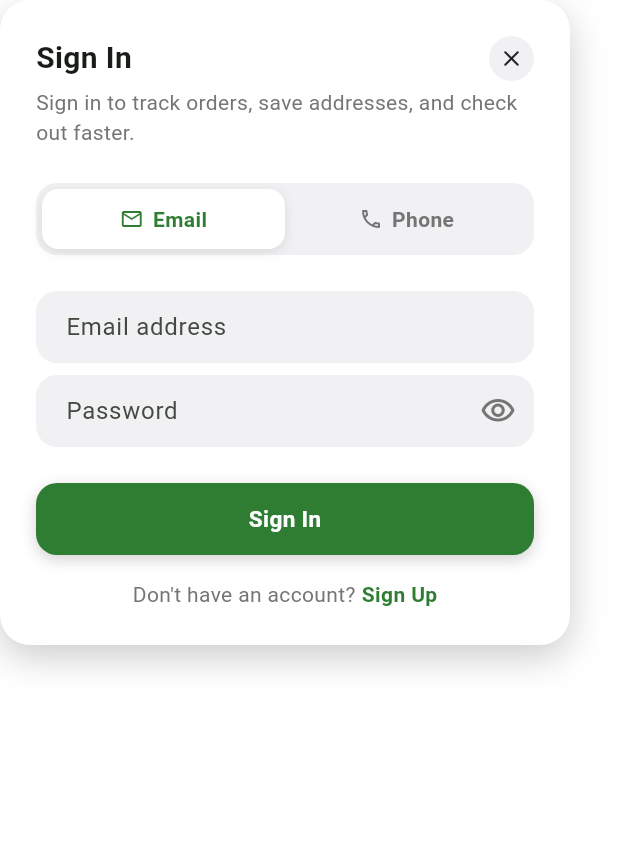
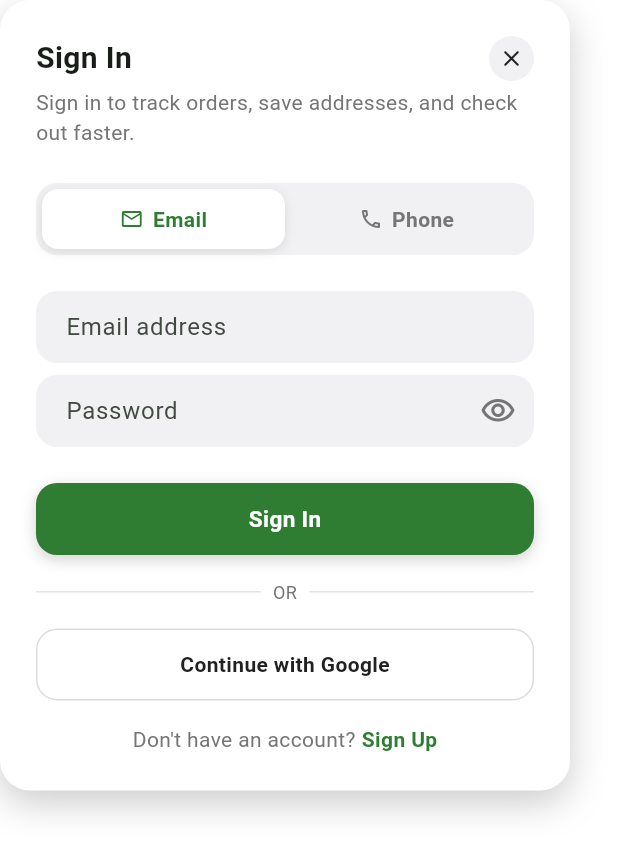
Before and after one commit to sazzad1620/everyday-wholesale, a Flutter app: the SignInDialog widget shown alone on an empty page, opened directly with empty values, on a phone screen of 412 x 824 dp. Shown: the top 854 px of the screen. Run offline on Flutter 3.47's test engine with Material 3 defaults, Android fonts, the phone set to English and light mode, and no system bars; our stand-ins replace cloud_firestore, easy_localization, equatable, firebase_auth, firebase_core, flutter_bloc and 6 more; accounts and stored records are empty.

Commit message:
feat: add login with gmail

```diff
--- a/assets/translations/en.json
+++ b/assets/translations/en.json
@@ -139,6 +139,8 @@
     "verify_sign_up": "Verify & Sign Up",
     "no_account": "Don't have an account?",
     "have_account": "Already have an account?",
+    "or_divider": "OR",
+    "continue_with_google": "Continue with Google",
     "error_name_required": "Please enter your name.",
     "error_email_required": "Please enter your email.",
     "error_email_invalid": "Please enter a valid email address.",
--- a/lib/features/auth/domain/repositories/auth_repository.dart
+++ b/lib/features/auth/domain/repositories/auth_repository.dart
@@ -29,5 +29,11 @@ abstract class AuthRepository {
 
   Future<Either<Failure, bool>> isPhoneRegistered(String phoneNumber);
 
+  /// One unified flow — signs in if the Google account already has a
+  /// `users/{uid}` doc, creates it (name/email from the Google profile)
+  /// otherwise. No separate sign-in/sign-up split, matching how every app
+  /// using Google Sign-In behaves.
+  Future<Either<Failure, UserEntity>> signInWithGoogle();
+
   Future<Either<Failure, Unit>> signOut();
 }
--- /dev/null
+++ b/lib/features/auth/domain/usecases/sign_in_with_google_usecase.dart
@@ -0,0 +1,17 @@
+import 'package:fpdart/fpdart.dart';
+import 'package:injectable/injectable.dart';
+
+import '../../../../core/errors/failures.dart';
+import '../../../../core/usecase/usecase.dart';
+import '../entities/user_entity.dart';
+import '../repositories/auth_repository.dart';
+
+@injectable
+class SignInWithGoogleUseCase extends UseCase<UserEntity, NoParams> {
+  SignInWithGoogleUseCase(this._repository);
+
+  final AuthRepository _repository;
+
+  @override
+  Future<Either<Failure, UserEntity>> call(NoParams params) => _repository.signInWithGoogle();
+}
--- a/lib/features/auth/presentation/bloc/account_bloc.dart
+++ b/lib/features/auth/presentation/bloc/account_bloc.dart
@@ -9,6 +9,7 @@ import '../../domain/repositories/auth_repository.dart';
 import '../../domain/usecases/is_phone_registered_usecase.dart';
 import '../../domain/usecases/send_phone_otp_usecase.dart';
 import '../../domain/usecases/sign_in_usecase.dart';
+import '../../domain/usecases/sign_in_with_google_usecase.dart';
 import '../../domain/usecases/sign_out_usecase.dart';
 import '../../domain/usecases/sign_up_usecase.dart';
 import '../../domain/usecases/verify_phone_otp_usecase.dart';
@@ -30,6 +31,7 @@ class AccountBloc extends Bloc<AccountEvent, AccountState> {
     this._sendPhoneOtpUseCase,
     this._verifyPhoneOtpUseCase,
     this._isPhoneRegisteredUseCase,
+    this._signInWithGoogleUseCase,
   ) : super(const AccountState.guest()) {
     on<AccountAuthStateChanged>((event, emit) => emit(AccountState(user: event.user)));
     on<AccountSignInRequested>(_onSignInRequested);
@@ -37,6 +39,7 @@ class AccountBloc extends Bloc<AccountEvent, AccountState> {
     on<AccountSignOutRequested>(_onSignOutRequested);
     on<AccountPhoneOtpRequested>(_onPhoneOtpRequested);
     on<AccountPhoneOtpVerifyRequested>(_onPhoneOtpVerifyRequested);
+    on<AccountGoogleSignInRequested>(_onGoogleSignInRequested);
 
     _authSubscription = _authRepository.authStateChanges.listen((user) => add(AccountAuthStateChanged(user)));
   }
@@ -48,6 +51,7 @@ class AccountBloc extends Bloc<AccountEvent, AccountState> {
   final SendPhoneOtpUseCase _sendPhoneOtpUseCase;
   final VerifyPhoneOtpUseCase _verifyPhoneOtpUseCase;
   final IsPhoneRegisteredUseCase _isPhoneRegisteredUseCase;
+  final SignInWithGoogleUseCase _signInWithGoogleUseCase;
 
   late final StreamSubscription<UserEntity?> _authSubscription;
 
@@ -122,6 +126,15 @@ class AccountBloc extends Bloc<AccountEvent, AccountState> {
     );
   }
 
+  Future<void> _onGoogleSignInRequested(AccountGoogleSignInRequested event, Emitter<AccountState> emit) async {
+    emit(AccountState(user: state.user, isSubmitting: true));
+    final result = await _signInWithGoogleUseCase(const NoParams());
+    result.match(
+      (failure) => emit(AccountState(user: state.user, errorMessage: failure.message)),
+      (user) => emit(AccountState(user: user)),
+    );
+  }
+
   @override
   Future<void> close() {
     _authSubscription.cancel();
--- a/lib/features/auth/presentation/bloc/account_event.dart
+++ b/lib/features/auth/presentation/bloc/account_event.dart
@@ -72,3 +72,7 @@ class AccountPhoneOtpVerifyRequested extends AccountEvent {
   @override
   List<Object?> get props => [verificationId, smsCode, name];
 }
+
+class AccountGoogleSignInRequested extends AccountEvent {
+  const AccountGoogleSignInRequested();
+}
--- a/lib/shared/widgets/buttons/secondary_button.dart
+++ b/lib/shared/widgets/buttons/secondary_button.dart
@@ -6,10 +6,13 @@ import '../../theme/app_text_styles.dart';
 /// Outlined, flat companion to [PrimaryButton] — for a secondary action
 /// sitting right next to a primary one (e.g. "Return to Shopping").
 class SecondaryButton extends StatelessWidget {
-  const SecondaryButton({super.key, required this.label, required this.onTap});
+  const SecondaryButton({super.key, required this.label, required this.onTap, this.isLoading = false});
 
   final String label;
   final VoidCallback onTap;
+
+  /// Shows a spinner in place of the label and ignores taps.
+  final bool isLoading;
 
   @override
   Widget build(BuildContext context) {
@@ -26,9 +29,18 @@ class SecondaryButton extends StatelessWidget {
         borderRadius: BorderRadius.circular(14),
         child: InkWell(
           borderRadius: BorderRadius.circular(14),
-          onTap: onTap,
+          onTap: isLoading ? null : onTap,
           child: Center(
-            child: Text(label, style: AppTextStyles.body.copyWith(fontWeight: FontWeight.w600, color: AppColors.textPrimary)),
+            child: isLoading
+                ? const SizedBox(
+                    height: 20,
+                    width: 20,
+                    child: CircularProgressIndicator(strokeWidth: 2.4, color: AppColors.textSecondary),
+                  )
+                : Text(
+                    label,
+                    style: AppTextStyles.body.copyWith(fontWeight: FontWeight.w600, color: AppColors.textPrimary),
+                  ),
           ),
         ),
       ),
--- a/lib/shared/widgets/dialogs/sign_in_dialog.dart
+++ b/lib/shared/widgets/dialogs/sign_in_dialog.dart
@@ -12,6 +12,7 @@ import '../../theme/app_spacing.dart';
 import '../../theme/app_text_styles.dart';
 import '../../utils/toast.dart';
 import '../buttons/primary_button.dart';
+import '../buttons/secondary_button.dart';
 import 'auth_method_toggle.dart';
 import 'dialog_shell.dart';
 import 'phone_auth_steps.dart';
@@ -184,6 +185,26 @@ class _SignInDialogState extends State<SignInDialog> {
                   ),
                 ],
                 const SizedBox(height: AppSpacing.md),
+                Row(
+                  children: [
+                    Expanded(child: Divider(color: AppColors.textSecondary.withValues(alpha: 0.2))),
+                    Padding(
+                      padding: const EdgeInsets.symmetric(horizontal: AppSpacing.sm),
+                      child: Text(
+                        'auth.or_divider'.tr(),
+                        style: AppTextStyles.caption.copyWith(color: AppColors.textSecondary),
+                      ),
+                    ),
+                    Expanded(child: Divider(color: AppColors.textSecondary.withValues(alpha: 0.2))),
+                  ],
+                ),
+                const SizedBox(height: AppSpacing.md),
+                SecondaryButton(
+                  label: 'auth.continue_with_google'.tr(),
+                  isLoading: state.isSubmitting,
+                  onTap: () => getIt<AccountBloc>().add(const AccountGoogleSignInRequested()),
+                ),
+                const SizedBox(height: AppSpacing.md),
                 Center(
                   child: Wrap(
                     alignment: WrapAlignment.center,
--- a/pubspec.yaml
+++ b/pubspec.yaml
@@ -46,6 +46,7 @@ dependencies:
   firebase_core: ^4.14.0
   firebase_auth: ^6.6.0
   cloud_firestore: ^6.9.0
+  google_sign_in: ^7.2.0
 
 dev_dependencies:
   flutter_test:
```
Also changed, not shown: lib/app/bootstrap.dart (+13 -0 lines), lib/features/auth/data/datasources/auth_remote_datasource.dart (+57 -1 lines), lib/features/auth/data/repositories/auth_repository_impl.dart (+11 -0 lines), lib/shared/widgets/dialogs/sign_up_dialog.dart (+21 -0 lines), lib/config/di/injection_container.config.dart, pubspec.lock, 5 other files.
